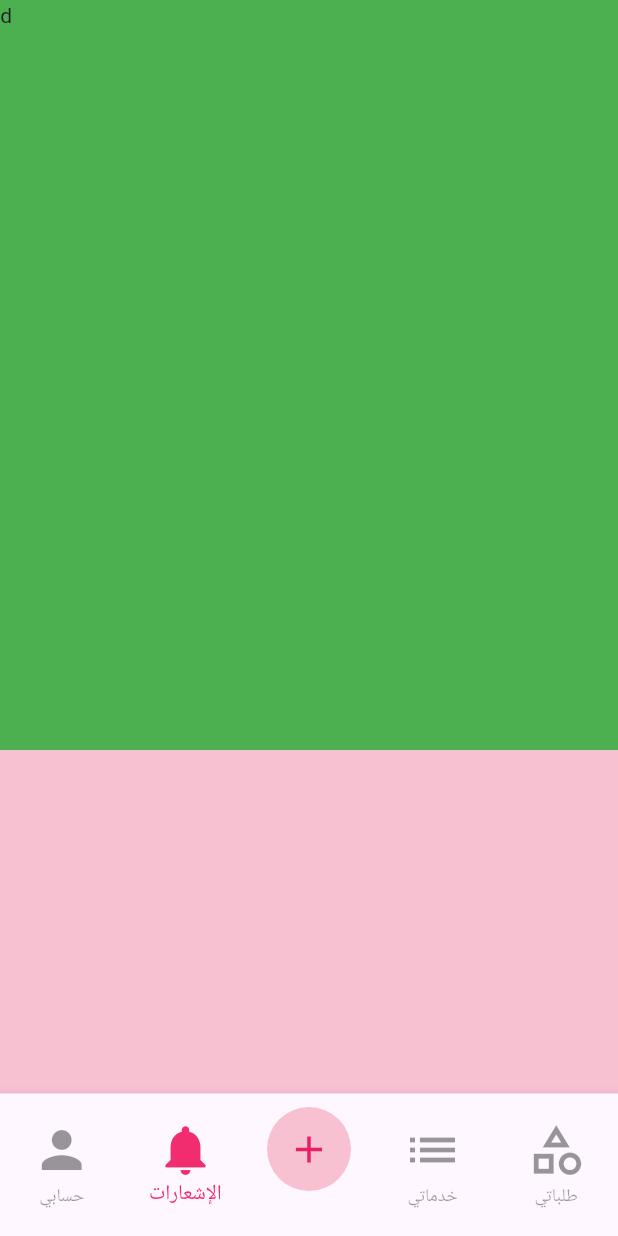
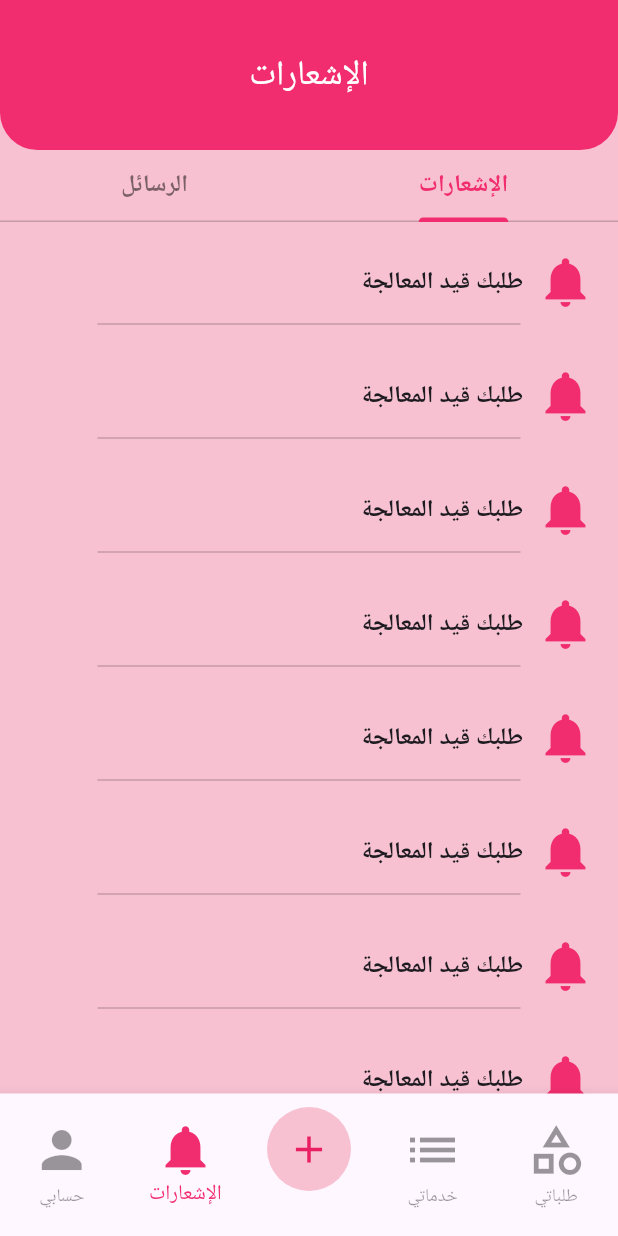
Before and after one commit to danielAdrah/your_hand, a Flutter app: the MainBottomBar screen opened directly, item 2 of the bottom bar chosen, on a phone screen of 412 x 824 dp. Run offline on Flutter 3.47's test engine with Material 3 defaults, Android fonts, the light colour scheme and no system bars; our stand-ins replace animate_do, get.

Commit message:
some modifications and notifications

```diff
--- /dev/null
+++ b/lib/controller/service_apllier.dart
@@ -0,0 +1,5 @@
+import 'package:get/get.dart';
+
+class ServiceApplier extends GetxController {
+  var serviceName = ''.obs;
+}
--- a/lib/view/service_applier_main_bottom_bar.dart
+++ b/lib/view/service_applier_main_bottom_bar.dart
@@ -1,11 +1,10 @@
 // ignore_for_file: prefer_const_constructors, prefer_const_literals_to_create_immutables, sort_child_properties_last
 
 import 'package:flutter/material.dart';
-import 'package:custom_navigation_bar/custom_navigation_bar.dart';
 import 'package:flutter/cupertino.dart';
-
 import '../theme.dart';
 import 'service_applier_homePage/service_applier_home.dart';
+import 'service_applier_notification/notification&message.dart';
 
 class MainBottomBar extends StatefulWidget {
   const MainBottomBar({super.key});
@@ -17,12 +16,7 @@ class MainBottomBar extends StatefulWidget {
 class _MainBottomBarState extends State<MainBottomBar> {
   List<Widget> screens = <Widget>[
     ServiceApplierPage(),
-    Container(
-      width: 500,
-      height: 500,
-      child: Text("d"),
-      color: Colors.green,
-    ),
+    NotificationAndMessage(),
     Container(
         width: 500,
         height: 500,
@@ -99,60 +93,6 @@ class _MainBottomBarState extends State<MainBottomBar> {
             ],
           ),
         ),
-        // Container(
-        //   height: 80,
-        //   child: CustomNavigationBar(
-        //     currentIndex: selectedIndex,
-        //     onTap: onTapped,
-        //     iconSize: 35,
-        //     bubbleCurve: Curves.linear,
-        //     selectedColor: ThemeColor.primary,
-        //     strokeColor: ThemeColor.primary,
-        //     unSelectedColor: Color(0xffacacac),
-        //     scaleFactor: 0.1,
-        //     items: [
-        //       CustomNavigationBarItem(
-        //           icon: Icon(CupertinoIcons.person),
-        //           title: Text("حسابي",
-        //               style:
-        //                   TextStyle(color: ThemeColor.black.withOpacity(0.5)))),
-        //       CustomNavigationBarItem(
-        //           icon: Icon(CupertinoIcons.person),
-        //           title: Text("حسابي",
-        //               style:
-        //                   TextStyle(color: ThemeColor.black.withOpacity(0.5)))),
-        //       CustomNavigationBarItem(
-        //         icon:
-        //             // Container(
-        //             //   width: 30,
-        //             //   height: 30,
-
-        //             //   decoration: BoxDecoration(
-        //             //       color: ThemeColor.background,
-        //             //       shape: BoxShape.circle,
-        //             //       border: Border.all(color: Colors.pink)),
-        //             //   child: Center(child: Icon(Icons.add, color: Colors.pink)),
-        //             // ),
-        //             CircleAvatar(
-        //           radius: 80,
-        //           backgroundColor: ThemeColor.background,
-        //           child: Icon(Icons.add, color: Colors.pink, size: 25),
-        //         ),
-        //       ),
-        //       CustomNavigationBarItem(
-        //           icon: Icon(CupertinoIcons.person),
-        //           title: Text("حسابي",
-        //               style:
-        //                   TextStyle(color: ThemeColor.black.withOpacity(0.5)))),
-        //       CustomNavigationBarItem(
-        //           icon: Icon(CupertinoIcons.person),
-        //           title: Text("حسابي",
-        //               style:
-        //                   TextStyle(color: ThemeColor.black.withOpacity(0.5)))),
-        //     ],
-        //   ),
-        // ),
-
         body: screens[selectedTab]);
   }
 }
--- /dev/null
+++ b/lib/view/service_applier_notification/notification&message.dart
@@ -0,0 +1,84 @@
+// ignore_for_file: prefer_const_constructors, prefer_const_literals_to_create_immutables, sort_child_properties_last
+
+import 'package:flutter/material.dart';
+import 'package:get/get.dart';
+
+import '../../theme.dart';
+import 'message_view.dart';
+import 'notification_view.dart';
+
+class NotificationAndMessage extends StatefulWidget {
+  const NotificationAndMessage({super.key});
+
+  @override
+  State<NotificationAndMessage> createState() => _NotificationAndMessageState();
+}
+
+class _NotificationAndMessageState extends State<NotificationAndMessage> {
+  void _goToMessageTab() {
+    Get.to(MessageView());
+  }
+
+  @override
+  Widget build(BuildContext context) {
+    return DefaultTabController(
+      initialIndex: 1,
+      length: 2,
+      child: Scaffold(
+        backgroundColor: ThemeColor.background,
+        appBar: AppBar(
+          centerTitle: true,
+          backgroundColor: ThemeColor.primary,
+          title: Text('الإشعارات',
+              style: TextStyle(color: ThemeColor.white, fontSize: 23)),
+          toolbarHeight: 100,
+          automaticallyImplyLeading: false,
+          shape: RoundedRectangleBorder(
+            borderRadius: BorderRadius.only(
+                bottomLeft: Radius.circular(25),
+                bottomRight: Radius.circular(25)),
+          ),
+        ),
+        body: SafeArea(
+          child: Column(
+            children: [
+              TabBar(
+                  labelColor: ThemeColor.primary,
+                  unselectedLabelColor: ThemeColor.black.withOpacity(0.5),
+                  indicatorColor: ThemeColor.primary,
+                  labelStyle:
+                      TextStyle(fontSize: 16, fontWeight: FontWeight.bold),
+                  dividerColor: ThemeColor.black.withOpacity(0.2),
+                  tabs: [
+                    InkWell(
+                      onTap: _goToMessageTab,
+                      child: Tab(
+                        child: Text("الرسائل"),
+                      ),
+                    ),
+                    Tab(
+                      child: Text("الإشعارات"),
+                    ),
+                  ]),
+              SizedBox(height: 20),
+              Expanded(
+                child: TabBarView(
+                    physics: NeverScrollableScrollPhysics(),
+                    children: [
+                      Container(
+                        //this for messages
+                        width: 500,
+                        height: 500,
+                        child: Text("dsd"),
+                        color: Colors.red,
+                      ),
+                      NotificationView(),
+                    ]),
+              ),
+            ],
+          ),
+        ),
+      ),
+    );
+  }
+}
--- /dev/null
+++ b/lib/view/service_applier_notification/notification_tile.dart
@@ -0,0 +1,38 @@
+// ignore_for_file: prefer_const_constructors
+
+import 'package:flutter/material.dart';
+
+import '../../theme.dart';
+
+class NotificationTile extends StatelessWidget {
+  const NotificationTile({
+    super.key,
+    required this.title,
+  });
+  final String title;
+
+  @override
+  Widget build(BuildContext context) {
+    return Column(
+      children: [
+        Row(
+          mainAxisAlignment: MainAxisAlignment.end,
+          children: [
+            Text(title,
+                style: TextStyle(fontSize: 16, fontWeight: FontWeight.w700)),
+            SizedBox(width: 8),
+            Icon(
+              Icons.notifications,
+              color: ThemeColor.primary,
+              size: 40,
+            ),
+          ],
+        ),
+        Divider(
+            color: ThemeColor.black.withOpacity(0.2),
+            indent: 50,
+            endIndent: 50),
+      ],
+    );
+  }
+}
--- /dev/null
+++ b/lib/view/service_applier_notification/notification_view.dart
@@ -0,0 +1,33 @@
+// ignore_for_file: prefer_const_constructors, prefer_const_literals_to_create_immutables
+
+import 'package:flutter/material.dart';
+
+import '../../theme.dart';
+import 'notification_tile.dart';
+
+class NotificationView extends StatefulWidget {
+  const NotificationView({super.key});
+
+  @override
+  State<NotificationView> createState() => _NotificationViewState();
+}
+
+class _NotificationViewState extends State<NotificationView> {
+  @override
+  Widget build(BuildContext context) {
+    return Padding(
+      padding: EdgeInsets.symmetric(horizontal: 15),
+      child: ListView.builder(
+        itemCount: 10,
+        itemBuilder: (context, index) {
+          return Padding(
+            padding: const EdgeInsets.only(bottom: 20),
+            child: NotificationTile(
+              title: "طلبك قيد المعالجة",
+            ),
+          );
+        },
+      ),
+    );
+  }
+}
```
Also changed, not shown: lib/view/logIn & signUp/service_applier_info.dart (+49 -3 lines), lib/view/service_applier_notification/message_view.dart (added, +46 -0 lines).
